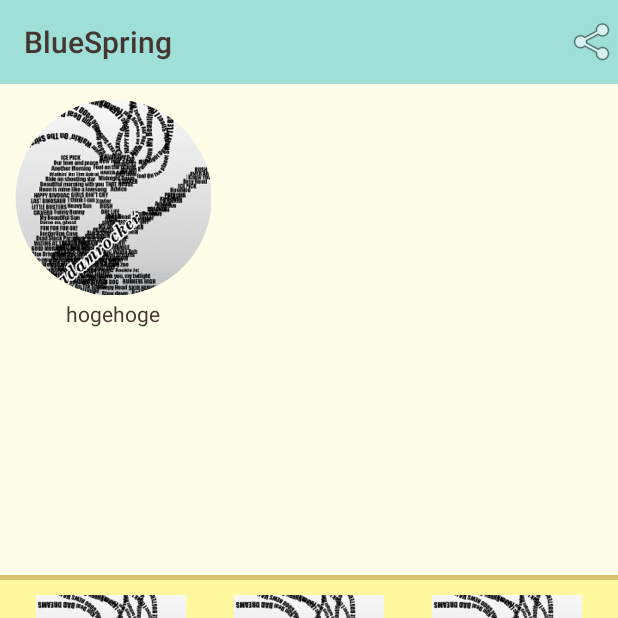
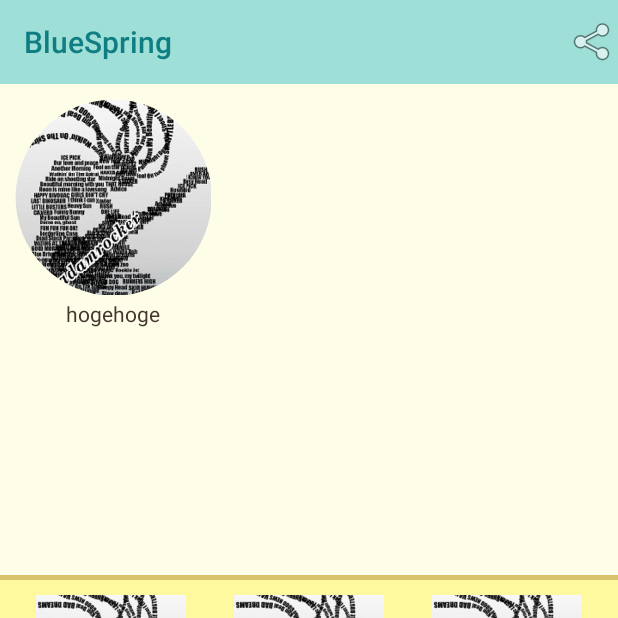
Before and after one commit to adamrocker/ishinomakihackathon2016, an Android app: the screen it shows after launch (MainActivity), on a phone screen of 412 x 824 dp, the top half of it. Run offline under Robolectric (Android 15) with nearby library versions, the phone set to English and light mode, and no system bars.

Commit message:
Changed toolbar title color.

```diff
--- a/android/app/src/main/res/values/colors.xml
+++ b/android/app/src/main/res/values/colors.xml
@@ -5,7 +5,7 @@
     <color name="colorAccent">#FF4081</color>
     <color name="border">#d9c36c</color>
     <color name="thumb_title">#44352f</color>
-    <color name="toolbar_title">#44352f</color>
+    <color name="toolbar_title">#0f7d81</color>
     <color name="user_thumb_background">#fefee8</color>
     <color name="movie_thumb_background">#fef99f</color>
     <color name="login_button_background">#9edfd8</color>
```
